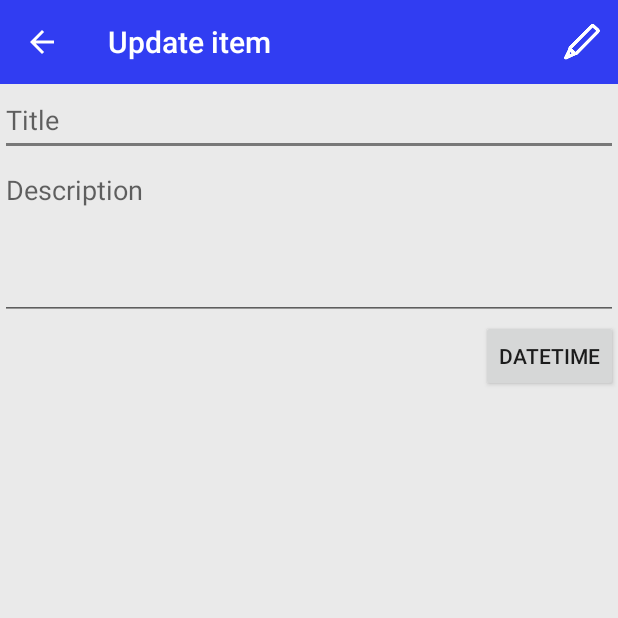
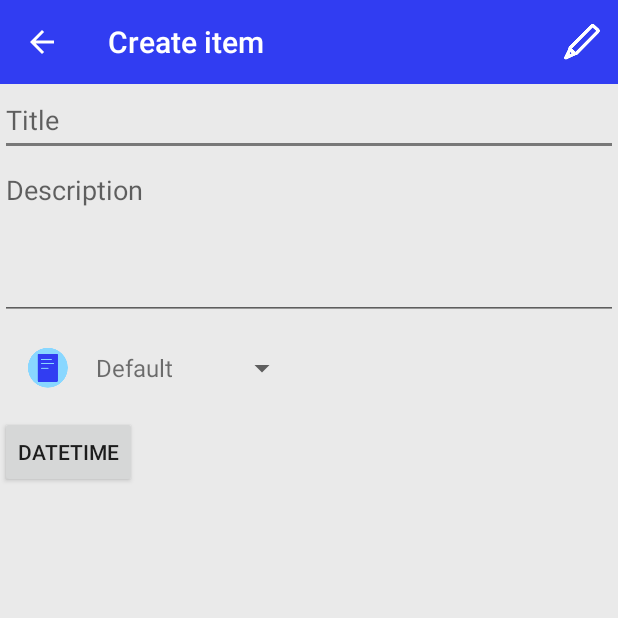
Before and after one commit to ChristianSchroedel/Android.DoYourStuff, an Android app: the screen it shows after launch (ItemCreateActivity), after a tap on an icon or button, on a phone screen of 412 x 824 dp, the top half of it. Run offline under Robolectric (Android 15) with nearby library versions, the phone set to English and light mode, and no system bars.

Commit message:
Added handling of To Do item category
Now using corresponding icons in list view
Set category when editing/creating To Do item

```diff
--- a/app/src/main/java/de/schroedel/doitlater/activity/ItemCreateActivity.java
+++ b/app/src/main/java/de/schroedel/doitlater/activity/ItemCreateActivity.java
@@ -13,8 +13,10 @@ import android.view.MenuItem;
 import android.view.View;
 import android.widget.Button;
 import android.widget.EditText;
+import android.widget.Spinner;
 
 import de.schroedel.doitlater.R;
+import de.schroedel.doitlater.adapter.CategoryAdapter;
 import de.schroedel.doitlater.content.ToDoItem;
 import de.schroedel.doitlater.fragment.DateTimePickerFragment;
 
@@ -28,6 +30,7 @@ public class ItemCreateActivity extends AppCompatActivity implements
 {
 	private EditText etTitle;
 	private EditText etDesc;
+	private Spinner spCategory;
 
 	private ToDoItem item;
 
@@ -45,13 +48,13 @@ public class ItemCreateActivity extends AppCompatActivity implements
 		final ActionBar actionBar = getSupportActionBar();
 
 		if (actionBar != null)
-		{
-			actionBar.setTitle(R.string.activity_label_update);
 			actionBar.setDisplayHomeAsUpEnabled(true);
-		}
 
-		this.etTitle = (EditText) findViewById(R.id.et_title);
-		this.etDesc = (EditText) findViewById(R.id.et_desc);
+		this.etTitle = (EditText) findViewById(R.id.title);
+		this.etDesc = (EditText) findViewById(R.id.description);
+		this.spCategory = (Spinner) findViewById(R.id.category);
+
+		spCategory.setAdapter(new CategoryAdapter(this));
 
 		Intent intent = getIntent();
 
@@ -60,20 +63,17 @@ public class ItemCreateActivity extends AppCompatActivity implements
 		if (item != null)
 		{
 			this.item = item;
-
-			String title = item.title;
-			String description = item.description;
-
 			this.timestamp = intent.getLongExtra(ToDoItem.EXTRA_TIMESTAMP, 0);
 
-			if (title != null)
-				etTitle.setText(title);
+			etTitle.setText(item.title);
+			etDesc.setText(item.description);
+			spCategory.setSelection(item.category.toValue());
 
-			if (description != null)
-				etDesc.setText(description);
+			if (actionBar != null)
+				actionBar.setTitle(item.title);
 		}
 
-		Button btnDate = (Button) findViewById(R.id.btn_dateTime);
+		Button btnDate = (Button) findViewById(R.id.dateTime);
 		btnDate.setOnClickListener(
 			new View.OnClickListener()
 			{
@@ -121,6 +121,7 @@ public class ItemCreateActivity extends AppCompatActivity implements
 
 			item.title = etTitle.getText().toString();
 			item.description = etDesc.getText().toString();
+			item.category = (ToDoItem.Category) spCategory.getSelectedItem();
 			item.timestamp = timestamp;
 
 			Intent resultIntent = new Intent();
--- a/app/src/main/java/de/schroedel/doitlater/activity/ItemDetailActivity.java
+++ b/app/src/main/java/de/schroedel/doitlater/activity/ItemDetailActivity.java
@@ -156,7 +156,8 @@ public class ItemDetailActivity extends AppCompatActivity
 						item.id,
 						item.title,
 						item.description,
-						item.timestamp);
+						item.timestamp,
+						item.category);
 				}
 
 				finish();
--- a/app/src/main/java/de/schroedel/doitlater/activity/ItemListActivity.java
+++ b/app/src/main/java/de/schroedel/doitlater/activity/ItemListActivity.java
@@ -218,7 +218,8 @@ public class ItemListActivity extends AppCompatActivity
 						item.id,
 						item.title,
 						item.description,
-						item.timestamp);
+						item.timestamp,
+						item.category);
 
 				if (item.timestamp != 0)
 					setReminderAlarm(item);
--- /dev/null
+++ b/app/src/main/java/de/schroedel/doitlater/adapter/CategoryAdapter.java
@@ -0,0 +1,226 @@
+package de.schroedel.doitlater.adapter;
+
+import android.content.Context;
+import android.content.res.Resources;
+import android.graphics.drawable.Drawable;
+import android.support.v4.content.ContextCompat;
+import android.view.LayoutInflater;
+import android.view.View;
+import android.view.ViewGroup;
+import android.widget.ArrayAdapter;
+import android.widget.SpinnerAdapter;
+import android.widget.TextView;
+
+import de.schroedel.doitlater.R;
+import de.schroedel.doitlater.content.ToDoItem;
+
+/**
+ * Created by Christian Schrödel on 07.11.15.
+ *
+ * Adapter handling available to do item categories.
+ */
+public class CategoryAdapter extends ArrayAdapter<ToDoItem.Category> implements SpinnerAdapter
+{
+	private LayoutInflater inflater;
+
+	/**
+	 * Creates to do item category adapter.
+	 *
+	 * @param context - context
+	 */
+	public CategoryAdapter(Context context)
+	{
+		super(context, 0);
+
+		this.inflater = LayoutInflater.from(context);
+	}
+
+	@Override
+	public int getCount()
+	{
+		return ToDoItem.Category.values().length;
+	}
+
+	@Override
+	public ToDoItem.Category getItem(int i)
+	{
+		return ToDoItem.Category.fromValue(i);
+	}
+
+	@Override
+	public View getView(int position, View convertView, ViewGroup parent)
+	{
+		return getView(
+			position,
+			R.layout.spinner_category,
+			convertView,
+			parent);
+	}
+
+	@Override
+	public View getDropDownView(
+		int position,
+		View convertView,
+		ViewGroup parent)
+	{
+		return getView(
+			position,
+			R.layout.spinner_category,
+			convertView,
+			parent);
+	}
+
+	/**
+	 * Creates category view depending on given layout resource.
+	 *
+	 * @param position - position
+	 * @param layoutResource - layout resource
+	 * @param convertView - view to inflate
+	 * @param parent - parent view group
+	 * @return - created category view
+	 */
+	private View getView(
+		int position,
+		int layoutResource,
+		View convertView,
+		ViewGroup parent)
+	{
+		Context context = getContext();
+
+		ToDoItem.Category category = getItem(position);
+
+		if (convertView == null)
+			convertView = inflater.inflate(layoutResource, parent, false);
+
+		TextView tvCategory =
+			(TextView) convertView.findViewById(R.id.category_value);
+		tvCategory.setText(getCategoryString(context, category));
+		tvCategory.setCompoundDrawablesWithIntrinsicBounds(
+			getCategoryDrawable(context, category),
+			null,
+			null,
+			null);
+
+		return convertView;
+	}
+
+	/**
+	 * Returns string equivalent for given to do item category.
+	 *
+	 * @param context - context
+	 * @param category - to do item category
+	 * @return - category string
+	 */
+	public static String getCategoryString(
+		Context context,
+		ToDoItem.Category category)
+	{
+		Resources res = context.getResources();
+
+		switch (category)
+		{
+			case ITEM_CAR:
+				return res.getString(R.string.category_car);
+			case ITEM_FOOD:
+				return res.getString(R.string.category_food);
+			case ITEM_GAMING:
+				return res.getString(R.string.category_gaming);
+			case ITEM_HOUSE:
+				return res.getString(R.string.category_house);
+			case ITEM_IMPORTANT:
+				return res.getString(R.string.category_important);
+			case ITEM_PARTY:
+				return res.getString(R.string.category_party);
+			case ITEM_PHONE:
+				return res.getString(R.string.category_phone);
+			case ITEM_SCHOOL:
+				return res.getString(R.string.category_school);
+			case ITEM_SHOPPING:
+				return res.getString(R.string.category_shopping);
+			case ITEM_SPORT:
+				return res.getString(R.string.category_sport);
+			case ITEM_WORK:
+				return res.getString(R.string.category_work);
+
+			case ITEM_DEFAULT:
+			default:
+				return res.getString(R.string.category_default);
+		}
+	}
+
+	/**
+	 * Returns drawable equivalent for given to do category item.
+	 *
+	 * @param context - context
+	 * @param category - to do category item
+	 * @return - category drawable
+	 */
+	public static Drawable getCategoryDrawable(
+		Context context,
+		ToDoItem.Category category)
+	{
+		switch (category)
+		{
+			case ITEM_CAR:
+				return ContextCompat.getDrawable(
+					context,
+					R.drawable.ic_category_car);
+
+			case ITEM_FOOD:
+				return ContextCompat.getDrawable(
+					context,
+					R.drawable.ic_category_food);
+
+			case ITEM_GAMING:
+				return ContextCompat.getDrawable(
+					context,
+					R.drawable.ic_category_gaming);
+
+			case ITEM_HOUSE:
+				return ContextCompat.getDrawable(
+					context,
+					R.drawable.ic_category_house);
+
+			case ITEM_IMPORTANT:
+				return ContextCompat.getDrawable(
+					context,
+					R.drawable.ic_category_important);
+
+			case ITEM_PARTY:
+				return ContextCompat.getDrawable(
+					context,
+					R.drawable.ic_category_party);
+
+			case ITEM_PHONE:
+				return ContextCompat.getDrawable(
+					context,
+					R.drawable.ic_category_phone);
+
+			case ITEM_SCHOOL:
+				return ContextCompat.getDrawable(
+					context,
+					R.drawable.ic_category_school);
+
+			case ITEM_SHOPPING:
+				return ContextCompat.getDrawable(
+					context,
+					R.drawable.ic_category_shopping);
+
+			case ITEM_SPORT:
+				return ContextCompat.getDrawable(
+					context,
+					R.drawable.ic_category_sport);
+
+			case ITEM_WORK:
+				return ContextCompat.getDrawable(
+					context,
+					R.drawable.ic_category_work);
+
+			case ITEM_DEFAULT:
+			default:
+				return ContextCompat.getDrawable(
+					context,
+					R.drawable.ic_category_default);
+		}
+	}
+}
--- a/app/src/main/java/de/schroedel/doitlater/content/ToDoItem.java
+++ b/app/src/main/java/de/schroedel/doitlater/content/ToDoItem.java
@@ -5,9 +5,11 @@ import android.os.Parcelable;
 import android.view.LayoutInflater;
 import android.view.View;
 import android.view.ViewGroup;
+import android.widget.ImageView;
 import android.widget.TextView;
 
 import de.schroedel.doitlater.R;
+import de.schroedel.doitlater.adapter.CategoryAdapter;
 import de.schroedel.doitlater.utils.DateFormatter;
 
 /**
@@ -25,7 +27,18 @@ public class ToDoItem implements Parcelable, ListItem
 
 	public enum Category
 	{
-		ITEM_DEFAULT(0);
+		ITEM_DEFAULT(0),
+		ITEM_CAR(1),
+		ITEM_FOOD(2),
+		ITEM_GAMING(3),
+		ITEM_HOUSE(4),
+		ITEM_IMPORTANT(5),
+		ITEM_PARTY(6),
+		ITEM_PHONE(7),
+		ITEM_SCHOOL(8),
+		ITEM_SHOPPING(9),
+		ITEM_SPORT(10),
+		ITEM_WORK(11);
 
 		private int value;
 
@@ -61,6 +74,7 @@ public class ToDoItem implements Parcelable, ListItem
 
 	static class ViewHolder
 	{
+		ImageView ivCategory;
 		TextView tvTitle;
 		TextView tvDesc;
 		TextView tvTime;
@@ -141,26 +155,6 @@ public class ToDoItem implements Parcelable, ListItem
 	}
 
 	/**
-	 * Returns day of month of to do item as string.
-	 *
-	 * @return - day of month
-	 */
-	public String getDayOfMonth()
-	{
-		return DateFormatter.getFormattedDate(timestamp, "dd");
-	}
-
-	/**
-	 * Returns month of to do item as string.
-	 *
-	 * @return - month
-	 */
-	public String getMonth()
-	{
-		return DateFormatter.getFormattedDate(timestamp, "MM");
-	}
-
-	/**
 	 * Returns minute of to do item as string.
 	 *
 	 * @return - minute
@@ -199,6 +193,8 @@ public class ToDoItem implements Parcelable, ListItem
 			convertView = inflater.inflate(R.layout.todo_list_item, parent, false);
 
 			viewHolder = new ViewHolder();
+			viewHolder.ivCategory =
+				(ImageView) convertView.findViewById(R.id.todo_list_category);
 			viewHolder.tvTitle =
 				(TextView) convertView.findViewById(R.id.todo_list_title);
 			viewHolder.tvDesc =
@@ -211,23 +207,17 @@ public class ToDoItem implements Parcelable, ListItem
 		else
 			viewHolder = (ViewHolder) convertView.getTag();
 
+		viewHolder.ivCategory.setImageDrawable(
+			CategoryAdapter.getCategoryDrawable(
+				inflater.getContext(),
+				category));
 		viewHolder.tvTitle.setText(title);
 		viewHolder.tvDesc.setText(description);
 
 		String dateTime = null;
 
 		if (timestamp > 0)
-		{
-			if (DateFormatter.dateIsToday(timestamp))
-				dateTime = String.format("%s:%s", getHourOfDay(), getMinute());
-			else
-				dateTime = String.format(
-					"%s.%s. %s:%s",
-					getMonth(),
-					getDayOfMonth(),
-					getHourOfDay(),
-					getMinute());
-		}
+			dateTime = DateFormatter.getFormattedDate(timestamp, "HH:mm");
 
 		viewHolder.tvTime.setText(dateTime);
 
--- a/app/src/main/java/de/schroedel/doitlater/database/ToDoEntryTable.java
+++ b/app/src/main/java/de/schroedel/doitlater/database/ToDoEntryTable.java
@@ -268,12 +268,14 @@ public class ToDoEntryTable implements DatabaseTable<ListItem>
 	 * @param title - new item title
 	 * @param description - new item description
 	 * @param timestamp - timestamp
+	 * @param category - category
 	 */
 	public void updateToDoItem(
 		long id,
 		String title,
 		String description,
-		long timestamp)
+		long timestamp,
+		ToDoItem.Category category)
 	{
 		SQLiteDatabase sql = dbHelper.getReadableDatabase();
 
@@ -284,6 +286,7 @@ public class ToDoEntryTable implements DatabaseTable<ListItem>
 		values.put(ToDoDatabaseHelper.ToDoEntry.COLUMN_TITLE, title);
 		values.put(ToDoDatabaseHelper.ToDoEntry.COLUMN_DESCRIPTION, description);
 		values.put(ToDoDatabaseHelper.ToDoEntry.COLUMN_TIMESTAMP, timestamp);
+		values.put(ToDoDatabaseHelper.ToDoEntry.COLUMN_CATEGORY, category.toValue());
 
 		sql.update(
 			ToDoDatabaseHelper.ToDoEntry.TABLE_NAME,
--- a/app/src/main/java/de/schroedel/doitlater/fragment/ItemDetailFragment.java
+++ b/app/src/main/java/de/schroedel/doitlater/fragment/ItemDetailFragment.java
@@ -22,7 +22,8 @@ import de.schroedel.doitlater.content.ToDoItem;
  */
 public class ItemDetailFragment extends Fragment
 {
-	private TextView tvDesc;
+	private TextView tvTitle;
+	private TextView tvDescription;
 
 	private ToDoItem item;
 
@@ -42,11 +43,13 @@ public class ItemDetailFragment extends Fragment
 	{
 		super.onResume();
 
-		if (tvDesc == null ||
+		if (tvTitle == null ||
+			tvDescription == null ||
 			item == null)
 			return;
 
-		tvDesc.setText(item.description);
+		tvTitle.setText(item.title);
+		tvDescription.setText(item.description);
 	}
 
 	@Override
@@ -56,14 +59,18 @@ public class ItemDetailFragment extends Fragment
 		Bundle savedInstanceState)
 	{
 		View rootView = inflater.inflate(
-			R.layout.todoitem_detail,
+			R.layout.fragment_item_detail,
 			container,
 			false);
 
 		if (item != null)
 		{
-			tvDesc = (TextView) rootView.findViewById(R.id.todo_detail_desc);
-			tvDesc.setText(item.description);
+			tvTitle = (TextView) rootView.findViewById(R.id.todo_detail_title);
+			tvTitle.setText(item.title);
+
+			tvDescription =
+				(TextView) rootView.findViewById(R.id.todo_detail_desc);
+			tvDescription.setText(item.description);
 		}
 
 		return rootView;
--- a/app/src/main/java/de/schroedel/doitlater/notification/AlarmNotification.java
+++ b/app/src/main/java/de/schroedel/doitlater/notification/AlarmNotification.java
@@ -103,7 +103,7 @@ public class AlarmNotification
 
 		NotificationCompat.Builder builder =
 			new NotificationCompat.Builder(context);
-		builder.setSmallIcon(R.drawable.ic_launcher);
+		builder.setSmallIcon(R.mipmap.ic_launcher);
 		builder.setContentTitle(item.title);
 		builder.setContentText(item.description);
 		builder.setContentIntent(content);
@@ -111,8 +111,8 @@ public class AlarmNotification
 
 		if (toDoItems.size() == 1)
 		{
-			builder.addAction(R.drawable.ic_launcher, "later", later);
-			builder.addAction(R.drawable.ic_launcher, "done", done);
+			builder.addAction(R.mipmap.ic_launcher, "later", later);
+			builder.addAction(R.mipmap.ic_launcher, "done", done);
 		}
 		else
 			builder.setStyle(createInbox());
--- a/app/src/main/res/layout/activity_item_create.xml
+++ b/app/src/main/res/layout/activity_item_create.xml
@@ -15,14 +15,14 @@
 		android:orientation="vertical">
 
 		<EditText
-			android:id="@+id/et_title"
+			android:id="@+id/title"
 			android:layout_width="match_parent"
 			android:layout_height="48dp"
 			android:inputType="textAutoComplete"
 			android:hint="@string/hint_title"/>
 
 		<EditText
-			android:id="@+id/et_desc"
+			android:id="@+id/description"
 			android:layout_width="match_parent"
 			android:layout_height="wrap_content"
 			android:gravity="top|start"
@@ -31,19 +31,23 @@
 			android:scrollbars="vertical"
 			android:hint="@string/hint_description"/>
 
-    <RelativeLayout
-        android:layout_width="match_parent"
-        android:layout_height="wrap_content">
+		<LinearLayout
+			android:layout_width="match_parent"
+			android:layout_height="wrap_content"
+			android:orientation="vertical">
 
-        <Button
-			android:id="@+id/btn_dateTime"
-            android:layout_width="wrap_content"
-            android:layout_height="wrap_content"
-            android:layout_alignParentEnd="true"
-            android:layout_alignParentRight="true"
-            android:text="DateTime"/>
+			<Spinner
+				android:id="@+id/category"
+				android:layout_width="wrap_content"
+				android:layout_height="wrap_content"/>
 
-    </RelativeLayout>
+			<Button
+				android:id="@+id/dateTime"
+				android:layout_width="wrap_content"
+				android:layout_height="wrap_content"
+				android:text="DateTime"/>
+
+		</LinearLayout>
 
 	</LinearLayout>
 
--- /dev/null
+++ b/app/src/main/res/layout/spinner_category.xml
@@ -0,0 +1,10 @@
+<?xml version="1.0" encoding="utf-8"?>
+<TextView
+	xmlns:android="http://schemas.android.com/apk/res/android"
+	android:id="@+id/category_value"
+	android:layout_width="match_parent"
+	android:layout_height="wrap_content"
+	android:gravity="center_vertical"
+	android:padding="16dp"
+	android:textSize="16sp"
+	android:drawablePadding="16dp"/>
--- a/app/src/main/res/layout/todo_list_item.xml
+++ b/app/src/main/res/layout/todo_list_item.xml
@@ -8,10 +8,10 @@
     android:background="@drawable/item_list_selector">
 
     <ImageView
+        android:id="@+id/todo_list_category"
         android:layout_width="40dp"
         android:layout_height="40dp"
-        android:layout_gravity="center_vertical"
-        android:src="@drawable/ic_category_default"/>
+        android:layout_gravity="center_vertical"/>
 
     <LinearLayout
         android:layout_width="match_parent"
--- a/app/src/main/res/values/strings.xml
+++ b/app/src/main/res/values/strings.xml
@@ -4,7 +4,6 @@
     <string name="app_name">DoItLater</string>
 
 	<string name="activity_label_create">Create item</string>
-	<string name="activity_label_update">Update item</string>
 	<string name="activity_label_detail">Details</string>
 
 	<string name="action_add">Add item</string>
@@ -18,4 +17,17 @@
     <string name="today">Today</string>
     <string name="missed">Missed</string>
 
+	<string name="category_default">Default</string>
+	<string name="category_car">Car</string>
+	<string name="category_food">Food</string>
+	<string name="category_gaming">Gaming</string>
+	<string name="category_house">House</string>
+	<string name="category_important">Important</string>
+	<string name="category_party">Party</string>
+	<string name="category_phone">Phone</string>
+	<string name="category_school">School</string>
+	<string name="category_shopping">Shopping</string>
+	<string name="category_sport">Sport</string>
+	<string name="category_work">Work</string>
+
 </resources>
```
